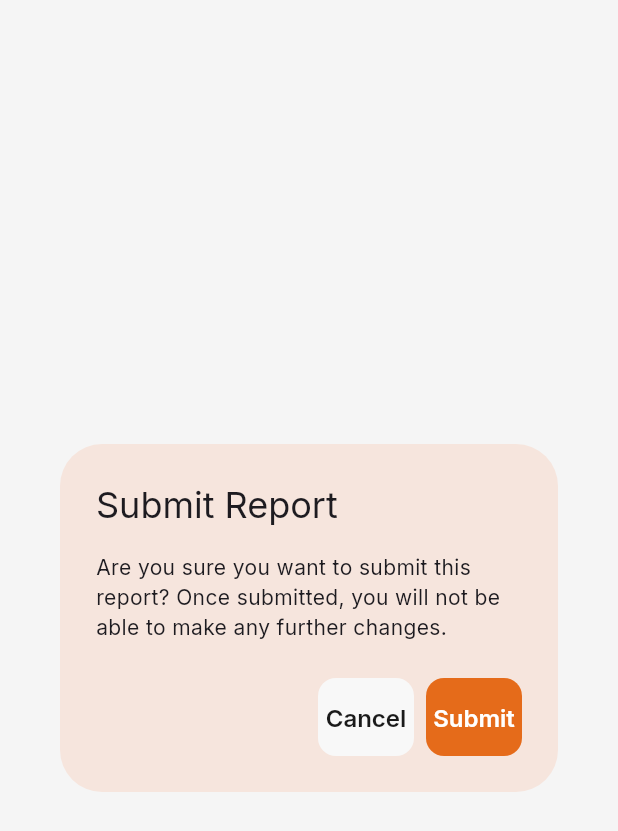
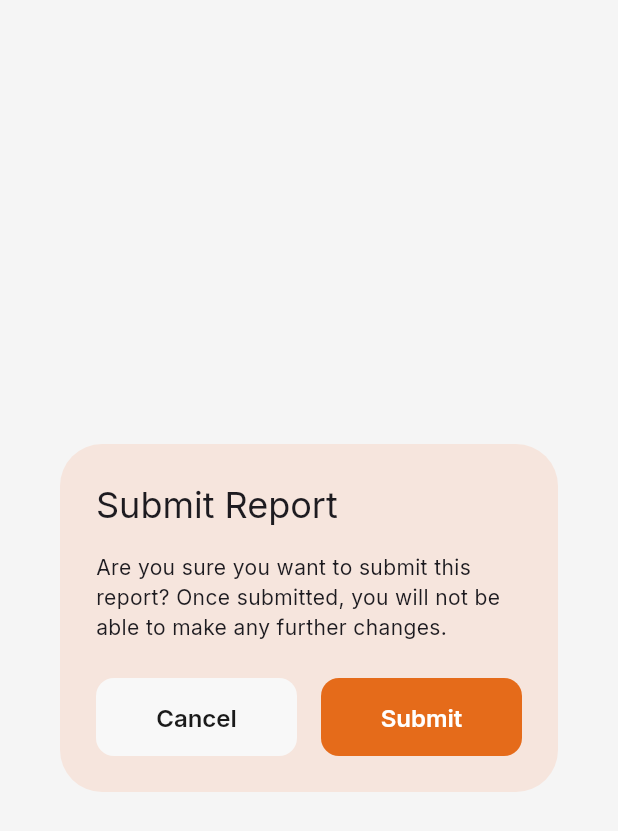
Before and after one commit to dmutoni/my_rights_mobile_app, a Flutter app: the ConfirmSubmitDialog widget shown alone on an empty page, opened directly with empty values, on a phone screen of 412 x 824 dp. Shown: the top 831 px of the screen. Run offline on Flutter 3.47's test engine with Material 3 defaults, Android fonts, the phone set to English and light mode, and no system bars; our stand-ins replace cloud_firestore, file_picker, firebase_auth, firebase_core, firebase_storage, flutter_riverpod and 3 more; missing offline and left inert: ming_cute_icons; accounts and stored records are empty.

```diff
--- a/lib/screens/Incident_report/confirm_submit_dialog.dart
+++ b/lib/screens/Incident_report/confirm_submit_dialog.dart
@@ -12,14 +12,24 @@ class ConfirmSubmitDialog extends StatelessWidget {
       title: const Text('Submit Report'),
       content: const Text('Are you sure you want to submit this report? Once submitted, you will not be able to make any further changes.'),
       actions: [
-        CustomButton(
+        Row(
+          mainAxisAlignment: MainAxisAlignment.end,
+          children: [
+            Expanded(
+              child: CustomButton(
                 text: 'Cancel',
                 type: ButtonType.secondary,
                 onPressed: onCancel,
               ),
-        CustomButton(
+            ),
+            const SizedBox(width: 16),
+            Expanded(
+              child: CustomButton(
                 text: 'Submit',
                 onPressed: onSubmit,
+              ),
+            ),
+          ],
         ),
       ],
     );
```
Also changed, not shown: lib/screens/Incident_report/submission_confirmation_screen.dart (+3 -6 lines). Lines whose indentation alone changed are shown as unchanged.
